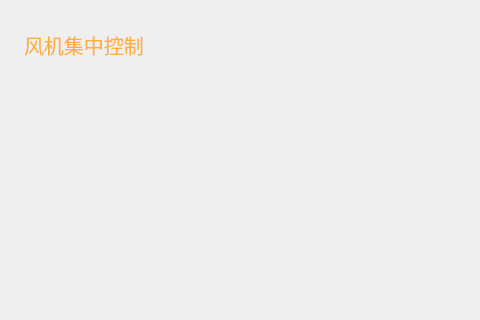
This is Window/Page/axialfanpage.ui in caosq/ChickenFarm as Qt 5 draws it before an edit; both pictures show x 0 to 480 and y 0 to 320 of the 920 by 633 pixel window. The edited form follows.
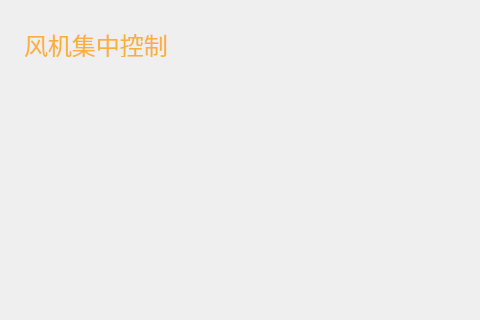
This is the edited form. Icons and pictures are not drawn.

Diff of the .ui file:
```diff
--- a/Window/Page/axialfanpage.ui
+++ b/Window/Page/axialfanpage.ui
@@ -185,7 +185,7 @@
    </property>
    <property name="font">
     <font>
-     <pointsize>15</pointsize>
+     <pointsize>18</pointsize>
     </font>
    </property>
    <property name="styleSheet">
```
